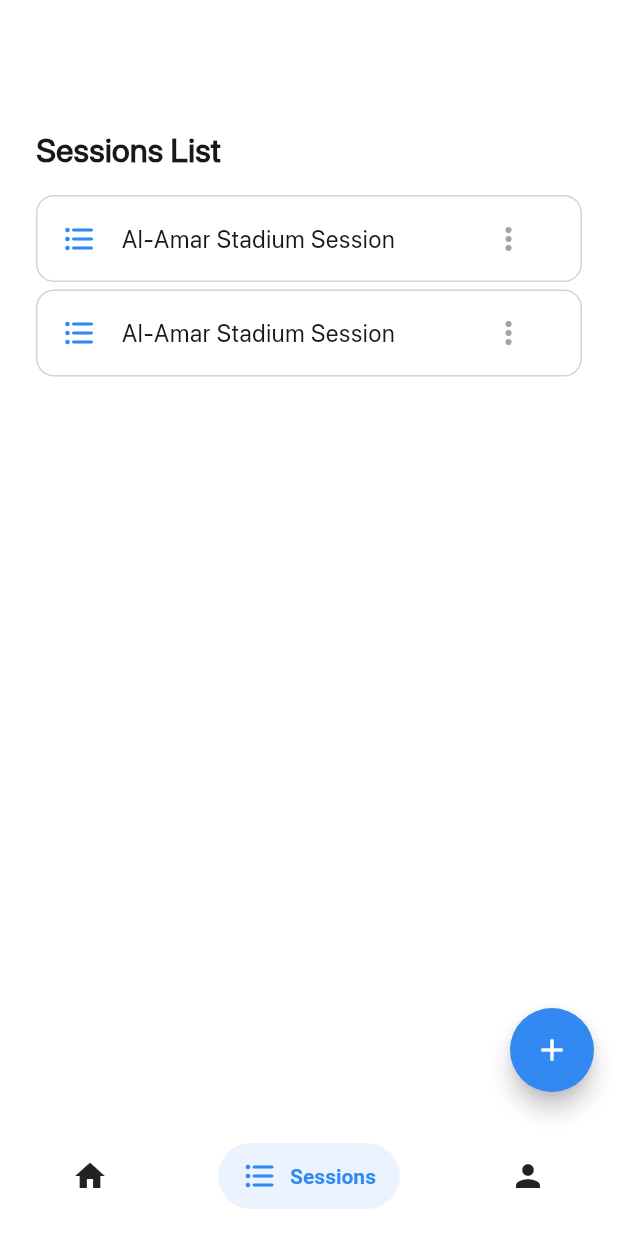
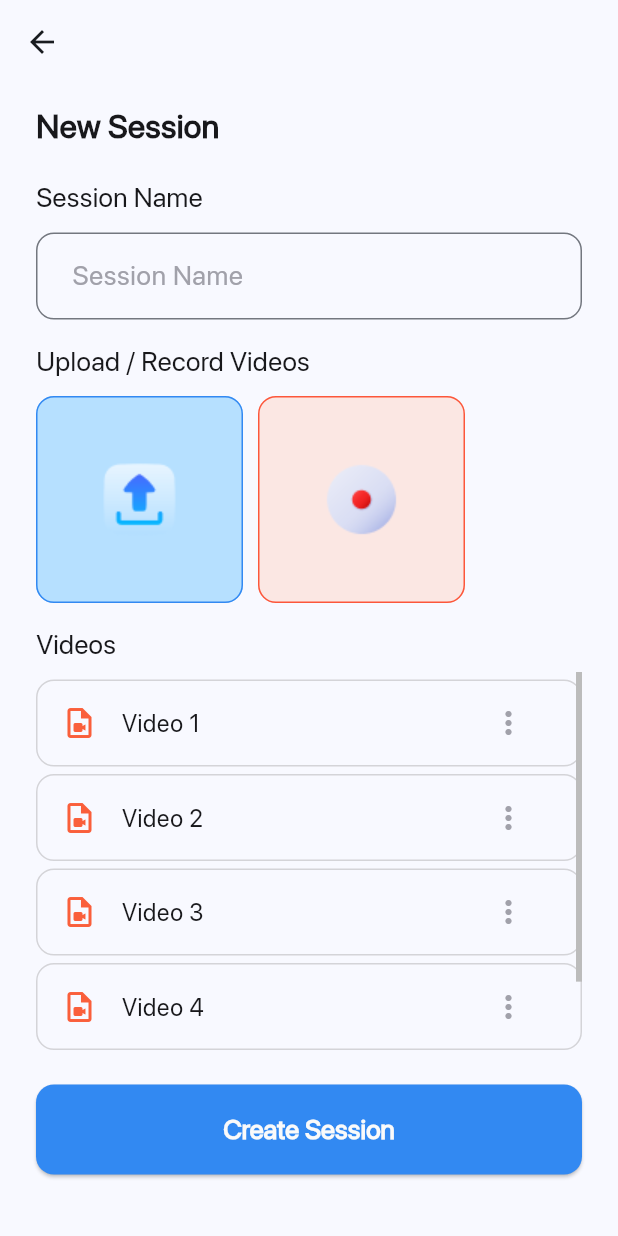
Before and after one commit to HibbanHaroon/CricAI, a Flutter app: the PagesController screen opened by its route, item 2 of the bottom bar chosen, after a tap on the "add" icon, on a phone screen of 412 x 824 dp. Run offline on Flutter 3.47's test engine with Material 3 defaults, Android fonts, the light colour scheme and no system bars; drawn by our look-alikes of salomon_bottom_bar; our stand-ins replace awesome_snackbar_content, cloud_firestore, firebase_auth, firebase_core, font_awesome_flutter; accounts and stored records are empty; network calls fail.

Commit message:
Add Create Session View and Session View

```diff
--- a/lib/constants/routes.dart
+++ b/lib/constants/routes.dart
@@ -10,3 +10,5 @@ const pagesControllerRoute = '/pagesController/';
 const homeRoute = '/home/';
 
 const sessionsListRoute = '/sessions/sessionsList/';
+const createSessionRoute = '/sessions/createSession/';
+const sessionRoute = '/sessions/session/';
--- a/lib/main.dart
+++ b/lib/main.dart
@@ -1,6 +1,8 @@
 import 'dart:developer' as devtools show log;
 import 'package:cricai/services/auth/auth_service.dart';
 import 'package:cricai/views/page_controller.dart';
+import 'package:cricai/views/sessions/create_session_view.dart';
+import 'package:cricai/views/sessions/session_view.dart';
 import 'package:cricai/views/sessions/sessions_list_view.dart';
 import 'package:flutter/material.dart';
 import 'package:cricai/constants/routes.dart';
@@ -37,6 +39,8 @@ class MyApp extends StatelessWidget {
         pagesControllerRoute: (context) => const PagesController(),
         homeRoute: (context) => const HomeView(),
         sessionsListRoute: (context) => const SessionsListView(),
+        createSessionRoute: (context) => const CreateSessionView(),
+        sessionRoute: (context) => const SessionView(),
       },
     );
   }
--- /dev/null
+++ b/lib/views/components/list_tile.dart
@@ -0,0 +1,66 @@
+import 'package:cricai/constants/colors.dart';
+import 'package:flutter/material.dart';
+
+class CustomListTile extends StatefulWidget {
+  final String title;
+  final IconData leadingIcon;
+  final Color leadingIconColor;
+
+  const CustomListTile({
+    super.key,
+    required this.title,
+    required this.leadingIcon,
+    required this.leadingIconColor,
+  });
+
+  @override
+  State<CustomListTile> createState() => _CustomListTileState();
+}
+
+class _CustomListTileState extends State<CustomListTile> {
+  @override
+  Widget build(BuildContext context) {
+    return Padding(
+      padding: const EdgeInsets.only(
+        top: 5.0,
+      ),
+      child: Container(
+        decoration: BoxDecoration(
+          border: Border.all(
+            color: AppColors.greyColor,
+            width: 1.0, // Border width
+          ),
+          borderRadius: BorderRadius.circular(12.0), // Border radius
+        ),
+        child: ListTile(
+          titleAlignment: ListTileTitleAlignment.center,
+          dense: false,
+          leading: Icon(
+            widget.leadingIcon,
+            // Icons.format_list_bulleted_rounded,
+            color: widget.leadingIconColor,
+          ),
+          title: Text(
+            widget.title,
+            style: const TextStyle(
+              color: AppColors.darkTextColor,
+              fontFamily: 'SF Pro Display',
+              fontWeight: FontWeight.w500,
+              fontSize: 16,
+              overflow: TextOverflow.ellipsis,
+            ),
+          ),
+          trailing: IconButton(
+            icon: const Icon(
+              Icons.more_vert,
+              color: AppColors.placeholderColor,
+            ),
+            onPressed: () {},
+            splashRadius: 24,
+            color: Colors.transparent,
+          ),
+        ),
+      ),
+    );
+  }
+}
--- a/lib/views/page_controller.dart
+++ b/lib/views/page_controller.dart
@@ -1,4 +1,5 @@
 import 'package:cricai/constants/colors.dart';
+import 'package:cricai/constants/routes.dart';
 import 'package:cricai/views/home_view.dart';
 import 'package:cricai/views/profile_view.dart';
 import 'package:cricai/views/sessions/sessions_list_view.dart';
@@ -34,8 +35,9 @@ class _PagesControllerState extends State<PagesController> {
       body: _pages[_currentIndex],
       floatingActionButton: FloatingActionButton(
         onPressed: () {
-          // Add your action here when the button is pressed
-          print('Floating Action Button pressed');
+          Navigator.of(context).pushNamed(
+            createSessionRoute,
+          );
         },
         tooltip: 'Add',
         backgroundColor: AppColors.primaryColor,
--- /dev/null
+++ b/lib/views/sessions/create_session_view.dart
@@ -0,0 +1,241 @@
+import 'package:cricai/constants/colors.dart';
+import 'package:cricai/constants/routes.dart';
+import 'package:cricai/views/components/list_tile.dart';
+import 'package:flutter/material.dart';
+
+class CreateSessionView extends StatefulWidget {
+  const CreateSessionView({super.key});
+
+  @override
+  State<CreateSessionView> createState() => _CreateSessionViewState();
+}
+
+class _CreateSessionViewState extends State<CreateSessionView> {
+  late final TextEditingController _sessionName;
+
+  @override
+  void initState() {
+    _sessionName = TextEditingController();
+    super.initState();
+  }
+
+  @override
+  void dispose() {
+    _sessionName.dispose();
+    super.dispose();
+  }
+
+  @override
+  Widget build(BuildContext context) {
+    return Scaffold(
+      appBar: AppBar(
+        backgroundColor: Colors.transparent,
+        elevation: 0.0,
+        automaticallyImplyLeading: true,
+      ),
+      body: SingleChildScrollView(
+        child: Padding(
+          padding: const EdgeInsets.symmetric(horizontal: 24.0, vertical: 12.0),
+          child: Column(
+            children: [
+              const Row(
+                children: [
+                  Text(
+                    'New Session',
+                    style: TextStyle(
+                      color: AppColors.darkTextColor,
+                      fontFamily: 'SF Pro Display',
+                      fontWeight: FontWeight.w600,
+                      fontSize: 22,
+                    ),
+                  ),
+                ],
+              ),
+              Padding(
+                padding: const EdgeInsets.only(top: 20.0),
+                child: Column(
+                  children: [
+                    const Row(
+                      children: [
+                        Text(
+                          'Session Name',
+                          style: TextStyle(
+                            color: AppColors.darkTextColor,
+                            fontFamily: 'SF Pro Display',
+                            fontWeight: FontWeight.w500,
+                            fontSize: 18,
+                          ),
+                        ),
+                      ],
+                    ),
+                    Padding(
+                      padding: const EdgeInsets.only(
+                        top: 10.0,
+                      ),
+                      child: TextField(
+                        controller: _sessionName,
+                        keyboardType: TextInputType.text,
+                        decoration: InputDecoration(
+                          hintText: 'Session Name',
+                          hintStyle: const TextStyle(
+                            color: AppColors.placeholderColor,
+                          ),
+                          contentPadding:
+                              const EdgeInsets.fromLTRB(20.0, 20.0, 20.0, 20.0),
+                          border: OutlineInputBorder(
+                            borderSide: const BorderSide(
+                                color: AppColors.placeholderColor, width: 1.0),
+                            borderRadius: BorderRadius.circular(12.0),
+                          ),
+                        ),
+                        style: const TextStyle(
+                          fontFamily: 'SF Pro Display',
+                          fontStyle: FontStyle.normal,
+                          fontWeight: FontWeight.w400,
+                          fontSize: 18.0,
+                          height: 1.0,
+                          color: AppColors.darkTextColor,
+                        ),
+                      ),
+                    ),
+                    const Padding(
+                      padding: EdgeInsets.only(top: 15.0),
+                      child: Row(
+                        children: [
+                          Text(
+                            'Upload / Record Videos',
+                            style: TextStyle(
+                              color: AppColors.darkTextColor,
+                              fontFamily: 'SF Pro Display',
+                              fontWeight: FontWeight.w500,
+                              fontSize: 18,
+                            ),
+                          ),
+                        ],
+                      ),
+                    ),
+                    Padding(
+                      padding: const EdgeInsets.only(top: 10.0),
+                      child: Row(
+                        children: [
+                          OutlinedButton(
+                            onPressed: () {},
+                            style: OutlinedButton.styleFrom(
+                              backgroundColor: const Color(0xFFB6E0FF),
+                              shape: RoundedRectangleBorder(
+                                borderRadius: BorderRadius.circular(12),
+                              ),
+                              side: const BorderSide(
+                                color: Color(0xFF3289F2),
+                              ),
+                              minimumSize: const Size(138, 138),
+                            ),
+                            child: Center(
+                              child: Image.asset(
+                                'assets/icons/upload_icon.png',
+                                width: 50,
+                                height: 50,
+                                fit: BoxFit.cover,
+                              ),
+                            ),
+                          ),
+                          const SizedBox(
+                            width: 10,
+                          ),
+                          OutlinedButton(
+                            onPressed: () {},
+                            style: OutlinedButton.styleFrom(
+                              backgroundColor: const Color(0xFFFBE7E3),
+                              shape: RoundedRectangleBorder(
+                                borderRadius: BorderRadius.circular(12),
+                              ),
+                              side: const BorderSide(
+                                color: Color(0xFFFC573B),
+                              ),
+                              minimumSize: const Size(138, 138),
+                            ),
+                            child: Center(
+                              child: Image.asset(
+                                'assets/icons/record_icon.png',
+                                width: 50,
+                                height: 50,
+                                fit: BoxFit.cover,
+                              ),
+                            ),
+                          ),
+                        ],
+                      ),
+                    ),
+                    const Padding(
+                      padding: EdgeInsets.only(top: 15.0),
+                      child: Row(
+                        children: [
+                          Text(
+                            'Videos',
+                            style: TextStyle(
+                              color: AppColors.darkTextColor,
+                              fontFamily: 'SF Pro Display',
+                              fontWeight: FontWeight.w500,
+                              fontSize: 18,
+                            ),
+                          ),
+                        ],
+                      ),
+                    ),
+                    Padding(
+                      padding: const EdgeInsets.only(top: 5.0),
+                      child: SizedBox(
+                        height: 255.0,
+                        child: Scrollbar(
+                          thumbVisibility: true,
+                          child: ListView.builder(
+                            shrinkWrap: true,
+                            itemCount: 5,
+                            itemBuilder: (context, index) {
+                              return CustomListTile(
+                                title: 'Video ${index + 1}',
+                                leadingIcon: Icons.video_file_outlined,
+                                leadingIconColor: const Color(0xFFFA5F3B),
+                              );
+                            },
+                          ),
+                        ),
+                      ),
+                    ),
+                    Padding(
+                      padding: const EdgeInsets.only(top: 20.0, bottom: 12.0),
+                      child: ElevatedButton(
+                        onPressed: () async {
+                          Navigator.of(context).pushReplacementNamed(
+                            sessionRoute,
+                          );
+                        },
+                        style: TextButton.styleFrom(
+                          fixedSize: const Size(398.0, 60.0),
+                          backgroundColor: AppColors.primaryColor,
+                          shape: RoundedRectangleBorder(
+                            borderRadius: BorderRadius.circular(12.0),
+                          ),
+                        ),
+                        child: const Text(
+                          'Create Session',
+                          style: TextStyle(
+                            fontFamily: 'SF Pro Display',
+                            fontStyle: FontStyle.normal,
+                            fontWeight: FontWeight.w700,
+                            fontSize: 18.0,
+                            color: AppColors.lightTextColor,
+                          ),
+                        ),
+                      ),
+                    ),
+                  ],
+                ),
+              ),
+            ],
+          ),
+        ),
+      ),
+    );
+  }
+}
--- a/lib/views/sessions/sessions_list_view.dart
+++ b/lib/views/sessions/sessions_list_view.dart
@@ -1,4 +1,5 @@
 import 'package:cricai/constants/colors.dart';
+import 'package:cricai/views/components/list_tile.dart';
 import 'package:flutter/material.dart';
 
 class SessionsListView extends StatefulWidget {
@@ -11,18 +12,18 @@ class SessionsListView extends StatefulWidget {
 class _SessionsListViewState extends State<SessionsListView> {
   @override
   Widget build(BuildContext context) {
-    return SingleChildScrollView(
+    return const SingleChildScrollView(
       child: Padding(
-        padding: const EdgeInsets.all(24.0),
+        padding: EdgeInsets.all(24.0),
         child: Column(
           children: [
             Padding(
-              padding: const EdgeInsets.only(
+              padding: EdgeInsets.only(
                 top: 60.0,
               ),
               child: Column(
                 children: [
-                  const Row(
+                  Row(
                     children: [
                       Text(
                         'Sessions List',
@@ -36,93 +37,24 @@ class _SessionsListViewState extends State<SessionsListView> {
                     ],
                   ),
                   Padding(
-                    padding: const EdgeInsets.only(top: 10.0),
+                    padding: EdgeInsets.only(top: 10.0),
                     child: Column(
                       children: [
-                        Padding(
-                          padding: const EdgeInsets.only(
-                            top: 5.0,
-                          ),
-                          child: Container(
-                            decoration: BoxDecoration(
-                              border: Border.all(
-                                color: AppColors.greyColor,
-                                width: 1.0, // Border width
-                              ),
-                              borderRadius:
-                                  BorderRadius.circular(12.0), // Border radius
-                            ),
-                            child: ListTile(
-                              titleAlignment: ListTileTitleAlignment.center,
-                              dense: false,
-                              leading: const Icon(
-                                Icons.format_list_bulleted_rounded,
-                                color: AppColors.primaryColor,
-                              ),
-                              title: const Text(
-                                "Al-Amar Stadium Session",
-                                style: TextStyle(
-                                  color: AppColors.darkTextColor,
-                                  fontFamily: 'SF Pro Display',
-                                  fontWeight: FontWeight.w500,
-                                  fontSize: 16,
-                                  overflow: TextOverflow.ellipsis,
-                                ),
-                              ),
-                              trailing: IconButton(
-                                icon: const Icon(
-                                  Icons.more_vert,
-                                  color: AppColors.placeholderColor,
-                                ),
-                                onPressed: () {},
-                                splashRadius: 24,
-                                color: Colors.transparent,
-                              ),
-                            ),
-                          ),
+                        CustomListTile(
+                          title: 'Al-Amar Stadium Session',
+                          leadingIcon: Icons.format_list_bulleted_rounded,
+                          leadingIconColor: AppColors.primaryColor,
                         ),
-                        Padding(
-                          padding: const EdgeInsets.only(
-                            top: 5.0,
-                          ),
-                          child: Container(
-                            decoration: BoxDecoration(
-                              border: Border.all(
-                                color: AppColors.greyColor,
-                                width: 1.0, // Border width
-                              ),
-                              borderRadius:
-                                  BorderRadius.circular(12.0), // Border radius
-                            ),
-                            child: ListTile(
-                              titleAlignment: ListTileTitleAlignment.center,
-                              dense: false,
-                              leading: const Icon(
-                                Icons.format_list_bulleted_rounded,
-                                color: AppColors.primaryColor,
-                              ),
-                              title: const Text(
-                                "Al-Amar Stadium Session",
-                                style: TextStyle(
-                                  color: AppColors.darkTextColor,
-                                  fontFamily: 'SF Pro Display',
-                                  fontWeight: FontWeight.w500,
-                                  fontSize: 16,
-                                  overflow: TextOverflow.ellipsis,
-                                ),
-                              ),
-                              trailing: IconButton(
-                                icon: const Icon(
-                                  Icons.more_vert,
-                                  color: AppColors.placeholderColor,
-                                ),
-                                onPressed: () {},
-                                splashRadius: 24,
-                                color: Colors.transparent,
-                              ),
-                            ),
-                          ),
-                        )
+                        CustomListTile(
+                          title: 'Al-Amar Stadium Session',
+                          leadingIcon: Icons.format_list_bulleted_rounded,
+                          leadingIconColor: AppColors.primaryColor,
+                        ),
+                        CustomListTile(
+                          title: 'Al-Amar Stadium Session',
+                          leadingIcon: Icons.format_list_bulleted_rounded,
+                          leadingIconColor: AppColors.primaryColor,
+                        ),
                       ],
                     ),
                   )
--- a/pubspec.yaml
+++ b/pubspec.yaml
@@ -42,6 +42,7 @@ dependencies:
   firebase_analytics: ^10.8.5
   awesome_snackbar_content: ^0.1.3
   salomon_bottom_bar: ^3.3.2
+  flutter_svg: ^2.0.10+1
 
 dev_dependencies:
   flutter_test:
@@ -67,7 +68,8 @@ flutter:
   # To add assets to your application, add an assets section, like this:
   assets:
     - assets/images/session.png
-    # - images/a_dot_ham.jpeg
+    - assets/icons/upload_icon.png
+    - assets/icons/record_icon.png
 
   # An image asset can refer to one or more resolution-specific "variants", see
   # https://flutter.dev/assets-and-images/#resolution-aware
```
Also changed, not shown: lib/views/components/video_card.dart (added, +57 -0 lines), lib/views/sessions/session_view.dart (added, +110 -0 lines), assets/icons/record_icon.png (added), assets/icons/upload_icon.png (added), pubspec.lock.
